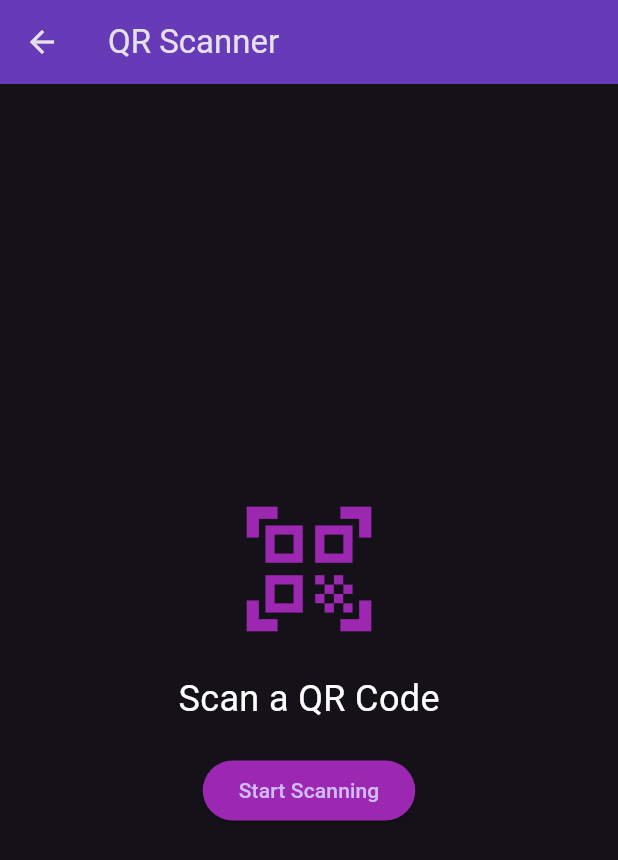
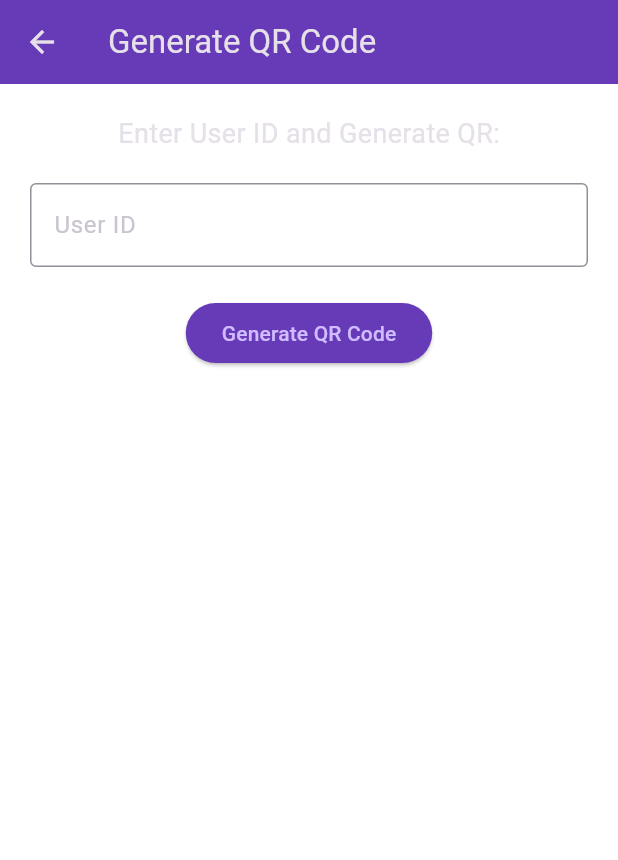
Before and after one commit to SlaydeSequeira/Flutter_project, a Flutter app: the HomeScreen screen opened by its route, item 3 of the bottom bar chosen, on a phone screen of 412 x 824 dp. Shown: the top 860 px of the screen. Run offline on Flutter 3.47's test engine with Material 3 defaults, Android fonts, the phone set to English and light mode, and no system bars; our stand-ins replace google_maps_flutter, qr_flutter, shared_preferences; accounts and stored records are empty; network calls fail.

```diff
--- a/lib/games_screen.dart
+++ b/lib/games_screen.dart
@@ -55,4 +55,3 @@ class GamesScreen extends StatelessWidget {
     );
   }
 }
-// TODO Implement this library.
--- a/lib/qr_screen.dart
+++ b/lib/qr_screen.dart
@@ -1,35 +1,120 @@
+import 'dart:convert';
 import 'package:flutter/material.dart';
+import 'package:intl/intl.dart';
+import 'package:qr_flutter/qr_flutter.dart';
+import 'package:shared_preferences/shared_preferences.dart';
 
-class QRScreen extends StatelessWidget {
-  const QRScreen({Key? key}) : super(key: key);
+class GenerateQRScreen extends StatefulWidget {
+  const GenerateQRScreen({super.key});
+
+  @override
+  State<GenerateQRScreen> createState() => _GenerateQRScreenState();
+}
+
+class _GenerateQRScreenState extends State<GenerateQRScreen> {
+  final TextEditingController _userIdController = TextEditingController();
+  bool isCheckIn = true;
+  String qrData = '';
+
+  @override
+  void initState() {
+    super.initState();
+    _loadLastState();
+  }
+
+  Future<void> _loadLastState() async {
+    SharedPreferences prefs = await SharedPreferences.getInstance();
+    setState(() {
+      isCheckIn = prefs.getBool('isCheckIn') ?? true;
+    });
+  }
+
+
+  Future<void> _toggleCheckInOut() async {
+    SharedPreferences prefs = await SharedPreferences.getInstance();
+    setState(() {
+      isCheckIn = !isCheckIn;
+    });
+    await prefs.setBool('isCheckIn', isCheckIn);
+  }
+
+  void _generateQR() {
+    final String userId = _userIdController.text.trim();
+    if (userId.isEmpty) {
+      ScaffoldMessenger.of(context).showSnackBar(
+        const SnackBar(content: Text('Please enter a User ID')),
+      );
+      return;
+    }
+
+    final String timestamp = DateFormat('yyyy-MM-dd HH:mm:ss').format(DateTime.now());
+    final String action = isCheckIn ? 'Check-In' : 'Check-Out';
+
+    final Map<String, dynamic> qrDataMap = {
+      'userId': userId,
+      'timestamp': timestamp,
+      'action': action,
+    };
+
+    setState(() {
+      qrData = jsonEncode(qrDataMap);
+    });
+
+    _toggleCheckInOut();
+  }
 
   @override
   Widget build(BuildContext context) {
     return Scaffold(
+        backgroundColor: Colors.white,
       appBar: AppBar(
-        title: const Text('QR Scanner'),
+        title: const Text('Generate QR Code'),
         backgroundColor: Colors.deepPurple,
       ),
-      body: Center(
+      body: Padding(
+        padding: const EdgeInsets.all(20.0),
         child: Column(
-          mainAxisAlignment: MainAxisAlignment.center,
           children: [
-            const Icon(Icons.qr_code_scanner, size: 100, color: Colors.purple),
+            const Text(
+              'Enter User ID and Generate QR:',
+              style: TextStyle(fontSize: 18),
+            ),
             const SizedBox(height: 20),
-            const Text(
-              'Scan a QR Code',
-              style: TextStyle(fontSize: 24, color: Colors.white),
+            TextField(
+              controller: _userIdController,
+              decoration: const InputDecoration(
+                labelText: 'User ID',
+                border: OutlineInputBorder(),
+              ),
             ),
             const SizedBox(height: 20),
             ElevatedButton(
+              onPressed: _generateQR,
               style: ElevatedButton.styleFrom(
-                backgroundColor: Colors.purple,
+                backgroundColor: Colors.deepPurple,
               ),
-              onPressed: () {
-                // Here you can integrate the QR scanning functionality using a package like `qr_code_scanner`
-              },
-              child: const Text('Start Scanning'),
+              child: const Text('Generate QR Code'),
             ),
+            const SizedBox(height: 20),
+            if (qrData.isNotEmpty) ...[
+              const Text(
+                'Scan this QR code:',
+                style: TextStyle(fontSize: 18),
+              ),
+              const SizedBox(height: 10),
+              Center(
+                child: QrImageView(  // Use QrImageView
+                  data: qrData,
+                  version: QrVersions.auto,
+                  size: 200.0,
+                ),
+              ),
+              const SizedBox(height: 10),
+              Text(
+                'Next action: ${isCheckIn ? "Check-Out" : "Check-In"}',
+                style: const TextStyle(fontSize: 16, fontWeight: FontWeight.bold),
+              ),
+            ],
           ],
         ),
       ),
--- a/pubspec.yaml
+++ b/pubspec.yaml
@@ -31,6 +31,10 @@ dependencies:
   flutter:
     sdk: flutter
   google_maps_flutter: ^2.9.0
+  qr_flutter: ^4.1.0
+  shared_preferences: ^2.0.0
+  intl: ^0.18.0
+
 
 
 
```
Also changed, not shown: lib/main.dart (+60 -3 lines), lib/map_screen.dart (+72 -13 lines), pubspec.lock, 1 other file.
